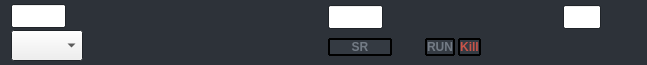
Old version of the form ui/zenoedit/timeline/ztimeline.ui in the repository zenustech/zeno.
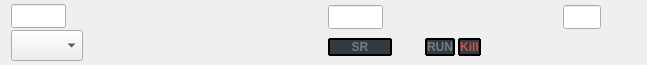
New version of the form. Custom widgets are drawn as their Qt base class.

The edit to the form file:
```diff
--- a/ui/zenoedit/timeline/ztimeline.ui
+++ b/ui/zenoedit/timeline/ztimeline.ui
@@ -16,70 +16,6 @@
     <verstretch>0</verstretch>
    </sizepolicy>
   </property>
-  <property name="palette">
-   <palette>
-    <active>
-     <colorrole role="Base">
-      <brush brushstyle="SolidPattern">
-       <color alpha="255">
-        <red>255</red>
-        <green>255</green>
-        <blue>255</blue>
-       </color>
-      </brush>
-     </colorrole>
-     <colorrole role="Window">
-      <brush brushstyle="SolidPattern">
-       <color alpha="255">
-        <red>45</red>
-        <green>50</green>
-        <blue>57</blue>
-       </color>
-      </brush>
-     </colorrole>
-    </active>
-    <inactive>
-     <colorrole role="Base">
-      <brush brushstyle="SolidPattern">
-       <color alpha="255">
-        <red>255</red>
-        <green>255</green>
-        <blue>255</blue>
-       </color>
-      </brush>
-     </colorrole>
-     <colorrole role="Window">
-      <brush brushstyle="SolidPattern">
-       <color alpha="255">
-        <red>45</red>
-        <green>50</green>
-        <blue>57</blue>
-       </color>
-      </brush>
-     </colorrole>
-    </inactive>
-    <disabled>
-     <colorrole role="Base">
-      <brush brushstyle="SolidPattern">
-       <color alpha="255">
-        <red>45</red>
-        <green>50</green>
-        <blue>57</blue>
-       </color>
-      </brush>
-     </colorrole>
-     <colorrole role="Window">
-      <brush brushstyle="SolidPattern">
-       <color alpha="255">
-        <red>45</red>
-        <green>50</green>
-        <blue>57</blue>
-       </color>
-      </brush>
-     </colorrole>
-    </disabled>
-   </palette>
-  </property>
   <property name="windowTitle">
    <string>Form</string>
   </property>
```
